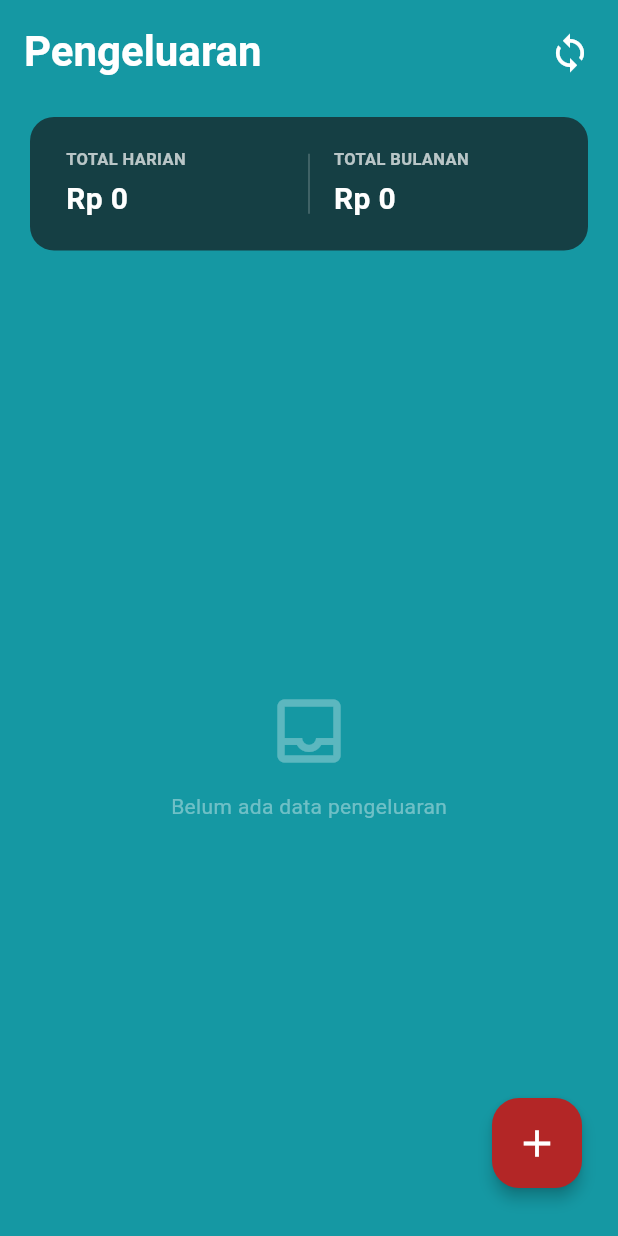
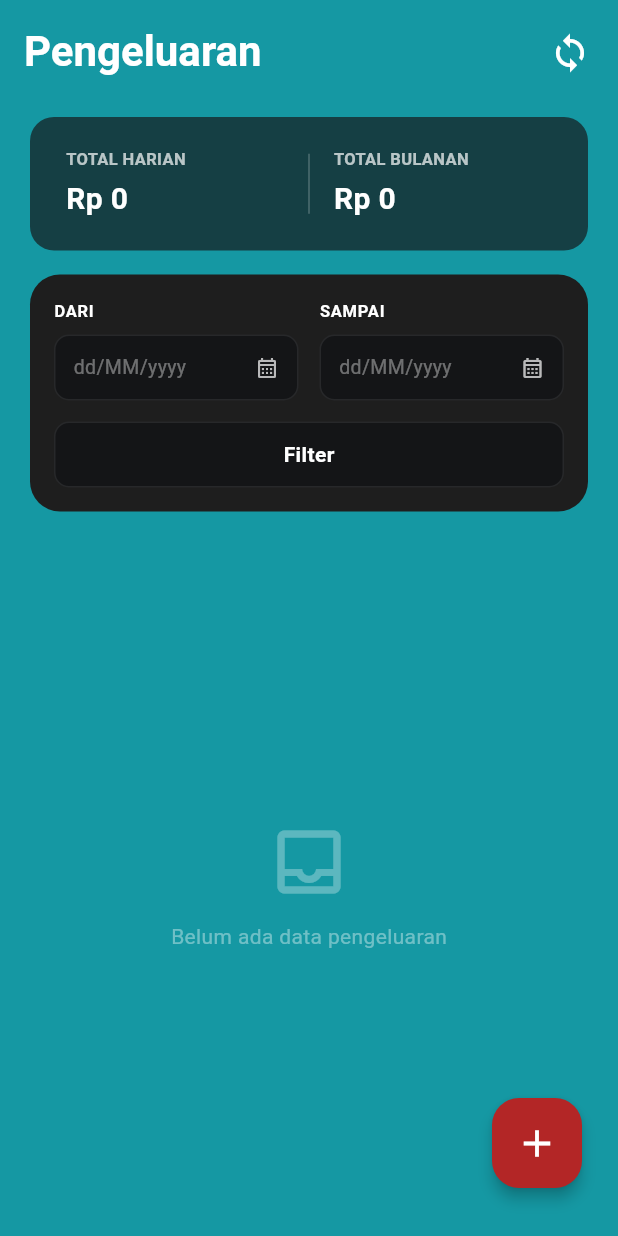
Before and after one commit to AdiftyaRahmad/frontend-mataangin, a Flutter app: the PengeluaranView screen opened directly, on a phone screen of 412 x 824 dp. Run offline on Flutter 3.47's test engine with Material 3 defaults, Android fonts, the light colour scheme and no system bars; our stand-ins replace cloud_firestore, firebase_auth, firebase_core, firebase_storage, pdf, share_plus and 1 more; missing offline and left inert: dart:html; accounts and stored records are empty; generated files the repository leaves out were written again.

Commit message:
feat: add date filter to pengeluaran and update dashboard pie chart

```diff
--- a/lib/view/pengeluaran_view.dart
+++ b/lib/view/pengeluaran_view.dart
@@ -7,6 +7,7 @@ import '../model/pengeluaran_model.dart';
 import '../viewmodel/pengeluaran_viewmodel.dart';
 import '../viewmodel/dashboard_viewmodel.dart';
 import '../core/widgets/admin_only_widget.dart';
+import 'widget/date_range_filter.dart';
 
 class PengeluaranView extends StatelessWidget {
   const PengeluaranView({super.key});
@@ -129,6 +130,19 @@ class PengeluaranView extends StatelessWidget {
               ],
             ),
           ),
+
+          // ── Filter Card ─────────────────────────────────────────────────
+          DateRangeFilter(
+            initialStartDate: vm.filterStartDate,
+            initialEndDate: vm.filterEndDate,
+            onFilter: (start, end) {
+              context.read<PengeluaranViewModel>().applyFilter(start, end);
+            },
+            onReset: () {
+              context.read<PengeluaranViewModel>().clearFilter();
+            },
+          ),
+
           Expanded(child: _buildList(context, vm, fmt)),
         ],
       ),
@@ -165,16 +179,19 @@ class PengeluaranView extends StatelessWidget {
         ),
       );
     }
-    if (vm.filteredList.isEmpty) {
-      return const Center(
+    final displayList = vm.filteredList;
+    if (displayList.isEmpty) {
+      return Center(
         child: Column(
           mainAxisSize: MainAxisSize.min,
           children: [
-            Icon(Icons.inbox_outlined, size: 56, color: Colors.white30),
-            SizedBox(height: 12),
+            const Icon(Icons.inbox_outlined, size: 56, color: Colors.white30),
+            const SizedBox(height: 12),
             Text(
-              'Belum ada data pengeluaran',
-              style: TextStyle(color: Colors.white38),
+              vm.isFiltered
+                  ? 'Tidak ada data pengeluaran pada rentang tanggal ini'
+                  : 'Belum ada data pengeluaran',
+              style: const TextStyle(color: Colors.white38),
             ),
           ],
         ),
@@ -182,9 +199,9 @@ class PengeluaranView extends StatelessWidget {
     }
     return ListView.builder(
       padding: const EdgeInsets.only(top: 8, bottom: 88, left: 16, right: 16),
-      itemCount: vm.filteredList.length,
+      itemCount: displayList.length,
       itemBuilder: (_, i) {
-        final item = vm.filteredList[i];
+        final item = displayList[i];
         return _PengeluaranCard(
           item: item,
           fmt: fmt,
--- a/lib/viewmodel/pengeluaran_viewmodel.dart
+++ b/lib/viewmodel/pengeluaran_viewmodel.dart
@@ -13,11 +13,17 @@ class PengeluaranViewModel extends ChangeNotifier {
   String? _errorMessage;
   bool _mutating = false;
 
+  DateTime? _filterStartDate;
+  DateTime? _filterEndDate;
+
   PengeluaranViewModel({PengeluaranRepository? repository})
     : _repository = repository ?? PengeluaranRepository();
 
   ViewState get state => _state;
   List<PengeluaranModel> get list => List.unmodifiable(_list);
+  DateTime? get filterStartDate => _filterStartDate;
+  DateTime? get filterEndDate => _filterEndDate;
+  bool get isFiltered => _filterStartDate != null || _filterEndDate != null;
   String? get errorMessage => _errorMessage;
   bool get isLoading => _state == ViewState.loading;
   bool get isMutating => _mutating;
@@ -43,11 +49,38 @@ class PengeluaranViewModel extends ChangeNotifier {
   // Only for backwards compatibility if needed, but UI will use totalHarian & totalBulanan
   double get totalPengeluaran => totalHarian;
 
-  // Riwayat inputan di-reset per bulan (menampilkan transaksi bulan ini)
   List<PengeluaranModel> get filteredList {
-    final now = DateTime.now();
-    final monthStr = "${now.year}-${now.month.toString().padLeft(2, '0')}";
-    return _list.where((item) => item.tanggal.startsWith(monthStr)).toList();
+    if (_filterStartDate == null && _filterEndDate == null) {
+      return List.unmodifiable(_list);
+    }
+    final start = _filterStartDate != null
+        ? DateTime(_filterStartDate!.year, _filterStartDate!.month, _filterStartDate!.day)
+        : null;
+    final end = _filterEndDate != null
+        ? DateTime(_filterEndDate!.year, _filterEndDate!.month, _filterEndDate!.day)
+        : null;
+
+    return _list.where((item) {
+      final dt = DateTime.tryParse(item.tanggal);
+      if (dt == null) return false;
+      final dateOnly = DateTime(dt.year, dt.month, dt.day);
+
+      if (start != null && dateOnly.isBefore(start)) return false;
+      if (end != null && dateOnly.isAfter(end)) return false;
+      return true;
+    }).toList();
+  }
+
+  void applyFilter(DateTime? start, DateTime? end) {
+    _filterStartDate = start;
+    _filterEndDate = end;
+    notifyListeners();
+  }
+
+  void clearFilter() {
+    _filterStartDate = null;
+    _filterEndDate = null;
+    notifyListeners();
   }
 
   Future<void> loadAll() async {
```
Also changed, not shown: lib/view/dashboard_view.dart (+13 -4 lines).
